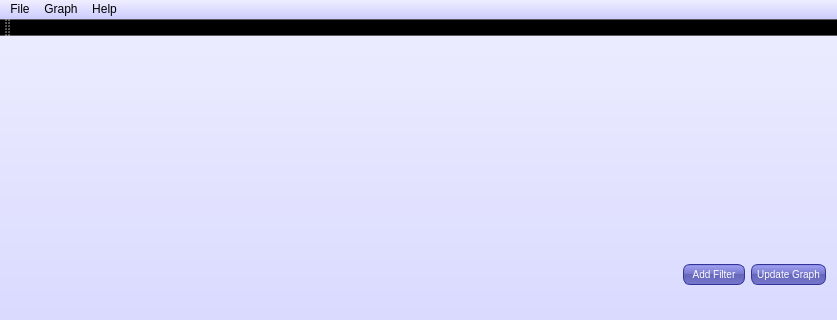
Above: src/main/c++/mainwindow.ui from bruxillensis/teampear before the change; both pictures show x 0 to 837 and y 0 to 320 of the 837 by 535 pixel window. Below: the same form after it.
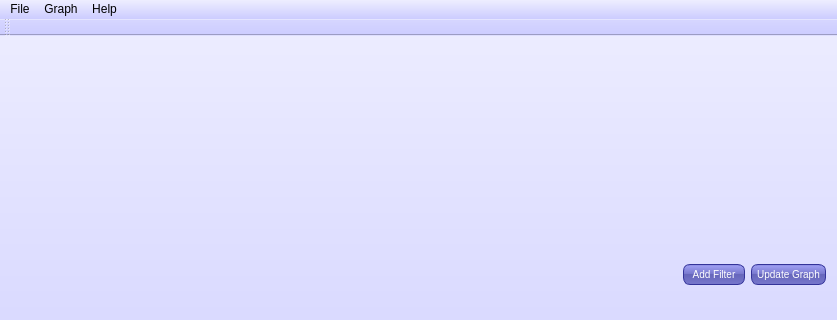
That is the form after the change.

Commit message: css push again

```diff
--- a/src/main/c++/mainwindow.ui
+++ b/src/main/c++/mainwindow.ui
@@ -27,13 +27,18 @@
 }
 
 QToolBar{
-	background: QLinearGradient(x1: 0, y1: 0, x2: 0, y2: 1, stop: 0 #eef, stop: 1 #ccf);
+	background: #ccf;
 }
 
 QMenuBar{
-	background: QLinearGradient(x1: 0, y1: 0, x2: 0, y2: 1, stop: 0 #eef, stop: 1 #ccf);
+	background:QLinearGradient(x1: 0, y1: 0, x2: 0, y2: 1, stop: 0 #eef, stop: 1 #ccf);
 }
 
+QAction{
+	background:QLinearGradient(x1: 0, y1: 0, x2: 0, y2: 1, stop: 0 #eef, stop: 1 #ccf);
+}
+
+
 QPushButton {
 color: white;
 background-color: QLinearGradient( x1: 0, y1: 0, x2: 0, y2: 1, stop: 0 #88d, stop: 0.1 #99e, stop: 0.49 #77c, stop: 0.5 #66b, stop: 1 #77c);
```
Left out of the diff: 5 changed lines with no effect on the pictures.
